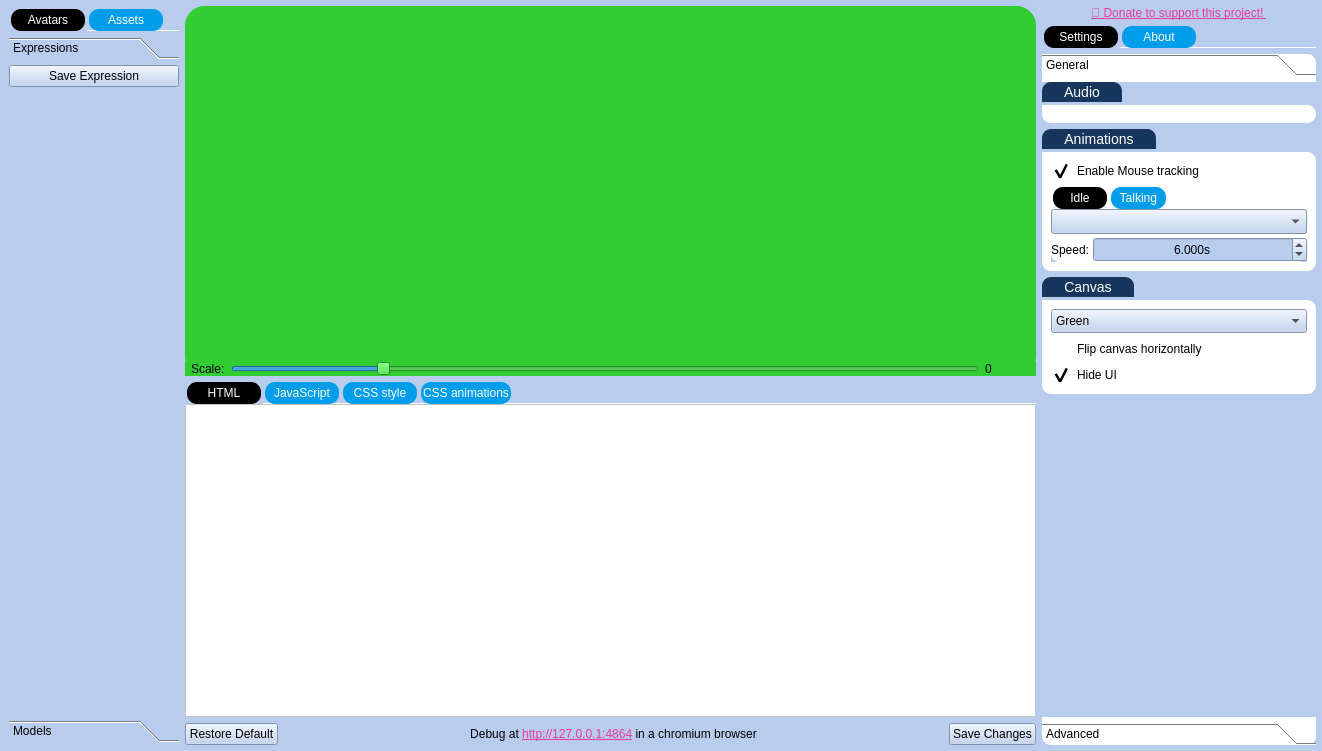
Before: the Qt Designer form UI/main.ui in Gemmstone/PyNGtuber, drawn with Qt 5.
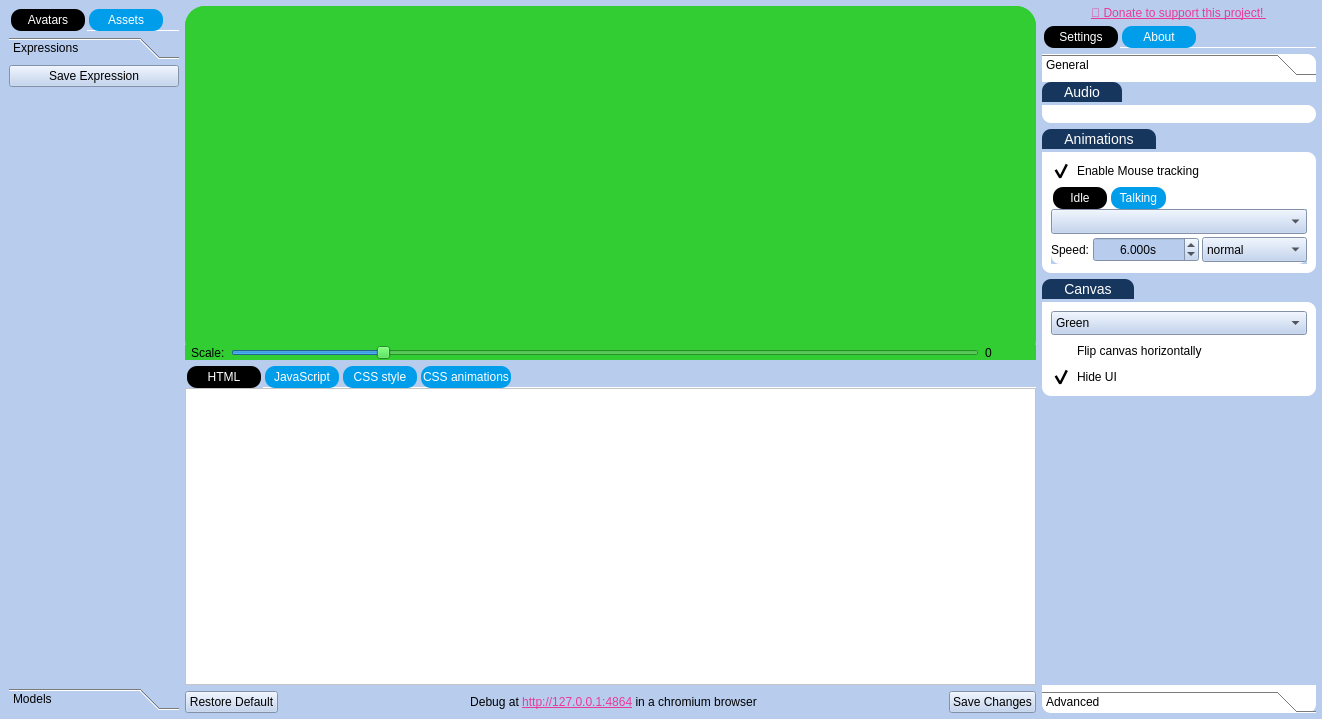
After: the same form once the commit is applied. Icons and pictures are not drawn.

The edit to the form file:
```diff
--- a/UI/main.ui
+++ b/UI/main.ui
@@ -7,7 +7,7 @@
     <x>0</x>
     <y>0</y>
     <width>1322</width>
-    <height>751</height>
+    <height>719</height>
    </rect>
   </property>
   <property name="windowTitle">
@@ -285,7 +285,7 @@
                    <x>0</x>
                    <y>0</y>
                    <width>191</width>
-                   <height>643</height>
+                   <height>611</height>
                   </rect>
                  </property>
                  <attribute name="icon">
@@ -348,7 +348,7 @@
                        <x>0</x>
                        <y>0</y>
                        <width>191</width>
-                       <height>606</height>
+                       <height>574</height>
                       </rect>
                      </property>
                      <layout class="QVBoxLayout" name="verticalLayout_33">
@@ -1703,7 +1703,7 @@
                        <x>0</x>
                        <y>0</y>
                        <width>274</width>
-                       <height>626</height>
+                       <height>594</height>
                       </rect>
                      </property>
                      <attribute name="icon">
@@ -1793,7 +1793,7 @@
                            <x>0</x>
                            <y>0</y>
                            <width>274</width>
-                           <height>626</height>
+                           <height>594</height>
                           </rect>
                          </property>
                          <layout class="QVBoxLayout" name="verticalLayout_20">
@@ -2049,7 +2049,61 @@
                                          </property>
                                         </widget>
                                        </item>
-                                       <item row="0" column="0" colspan="2">
+                                       <item row="1" column="2">
+                                        <widget class="QComboBox" name="idle_animation_direction">
+                                         <property name="sizePolicy">
+                                          <sizepolicy hsizetype="Preferred" vsizetype="Preferred">
+                                           <horstretch>0</horstretch>
+                                           <verstretch>0</verstretch>
+                                          </sizepolicy>
+                                         </property>
+                                         <property name="minimumSize">
+                                          <size>
+                                           <width>0</width>
+                                           <height>0</height>
+                                          </size>
+                                         </property>
+                                         <property name="maximumSize">
+                                          <size>
+                                           <width>16777215</width>
+                                           <height>25</height>
+                                          </size>
+                                         </property>
+                                         <property name="toolTip">
+                                          <string>Animation name</string>
+                                         </property>
+                                         <property name="whatsThis">
+                                          <string>&lt;html&gt;&lt;head/&gt;&lt;body&gt;&lt;p&gt;&lt;span style=&quot; font-weight:600;&quot;&gt;Alpha Composite:&lt;/span&gt; Best for images with some transparency but it can't do different size images.&lt;/p&gt;&lt;p&gt;&lt;span style=&quot; font-weight:600;&quot;&gt;Pillow Paste:&lt;/span&gt; Best for images with different sizes and positions, but it struggles with transparency.&lt;/p&gt;&lt;p&gt;&lt;span style=&quot; font-weight:600;&quot;&gt;Alpha Composite + Pillow Paste:&lt;/span&gt; Tries to combine the two for a better image, won't make promises.&lt;/p&gt;&lt;p&gt;&lt;span style=&quot; font-weight:600;&quot;&gt;Screenshot:&lt;/span&gt; Just takes a screenshot of the model.&lt;/p&gt;&lt;p&gt;&lt;span style=&quot; font-weight:600;&quot;&gt;Screenshot + Chroma Key:&lt;/span&gt; Just takes a screenshot of the model and tries to remove the background.&lt;/p&gt;&lt;/body&gt;&lt;/html&gt;</string>
+                                         </property>
+                                         <property name="maxVisibleItems">
+                                          <number>10</number>
+                                         </property>
+                                         <property name="sizeAdjustPolicy">
+                                          <enum>QComboBox::AdjustToMinimumContentsLengthWithIcon</enum>
+                                         </property>
+                                         <item>
+                                          <property name="text">
+                                           <string>normal</string>
+                                          </property>
+                                         </item>
+                                         <item>
+                                          <property name="text">
+                                           <string>reverse</string>
+                                          </property>
+                                         </item>
+                                         <item>
+                                          <property name="text">
+                                           <string>alternate</string>
+                                          </property>
+                                         </item>
+                                         <item>
+                                          <property name="text">
+                                           <string>alternate-reverse</string>
+                                          </property>
+                                         </item>
+                                        </widget>
+                                       </item>
+                                       <item row="0" column="0" colspan="3">
                                         <widget class="QComboBox" name="idle_animation">
                                          <property name="sizePolicy">
                                           <sizepolicy hsizetype="Preferred" vsizetype="Preferred">
```
Left out of the diff: 94 changed lines with no effect on the pictures.
